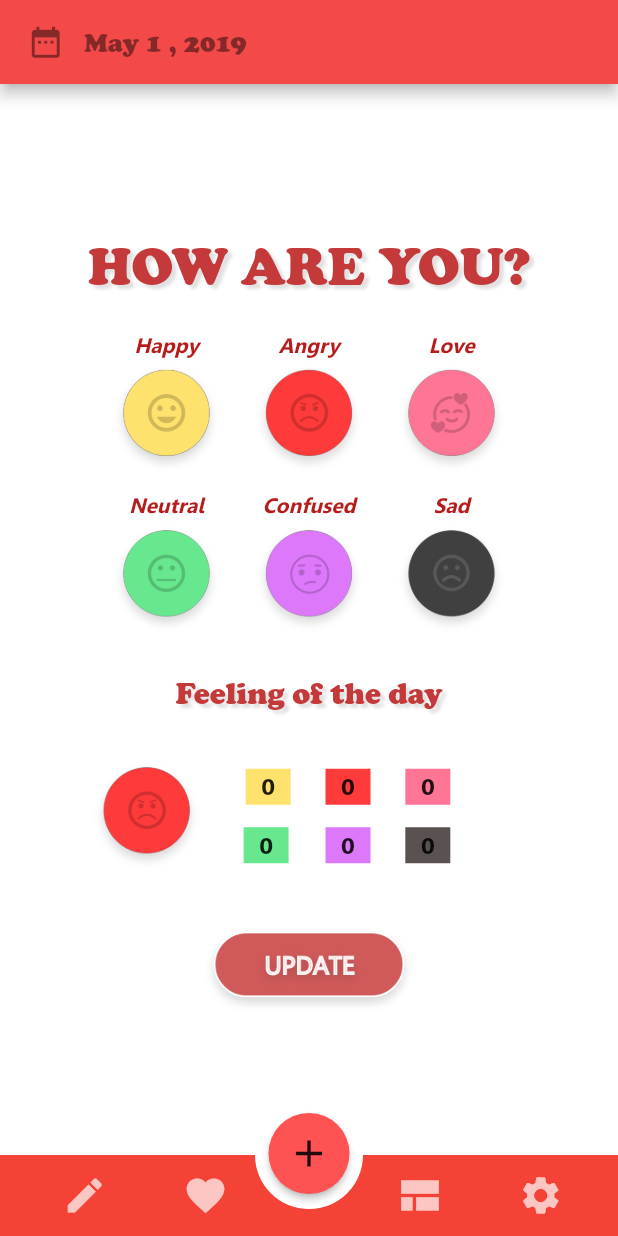
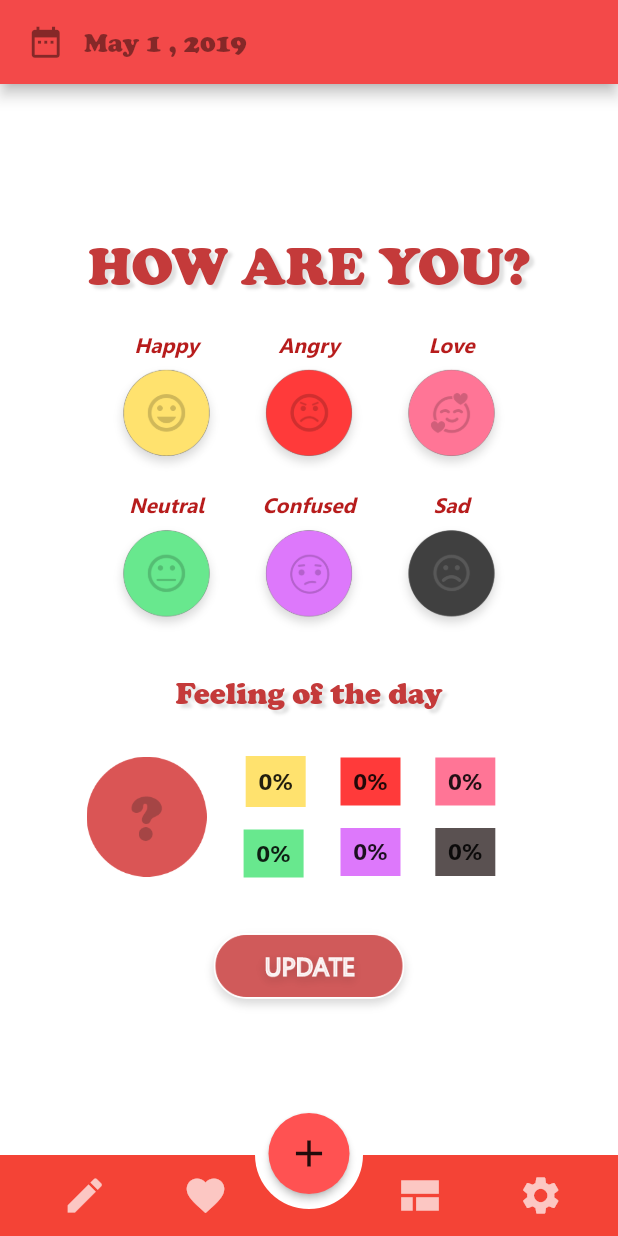
Before and after one commit to badgooooor/naikan-app, a Flutter app: the AddPixelPage screen opened by its route, on a phone screen of 412 x 824 dp. Run offline on Flutter 3.47's test engine with Material 2 defaults, Android fonts, the phone set to English and light mode, and no system bars; our stand-ins replace charts_flutter, event_bus, flutter_calendar_carousel, image_picker, month_picker_dialog; missing offline and left inert: configurable_expansion_tile, sortedmap; network calls fail.

Commit message:
Update Application
-Dialog Message in AddPixel both in edit today pixel and past pixel.
-Disable page swap action after add today pixel.

Bug Fix:
-Wrong Initial image of blank pixel in AddPixel.

```diff
--- a/lib/Page/AddPixel.dart
+++ b/lib/Page/AddPixel.dart
@@ -65,6 +65,7 @@ class _AddPixelPage extends State<AddPixelPage> {
   String _imgFinalEmotion = 'Group 36';
   List<String> _emo=[];
   Api api = new Api();
+  bool isSavable=false;
 
 
 
@@ -98,6 +99,38 @@ class _AddPixelPage extends State<AddPixelPage> {
     confused=Save.getConfused(dateInt);
     sad=Save.getSad(dateInt);
     _imgFinalEmotion = Save.getFinalEmotion(dateInt);//'Group 36';
+  }
+
+  Future setDialog(){
+    return showDialog(
+      context: context,
+      builder: (context){
+        return AlertDialog(
+          content: Text('Update Data Successful'),
+        );
+      },
+    );
+  }
+
+  Future setButtonDialog(){
+    return showDialog(
+      context: context,
+      builder: (context){
+        return AlertDialog(
+          content: Text('You will not be able to edit this data after this action\nAre you sure to continue?'),
+          actions: <Widget>[
+            FlatButton(onPressed: (){Navigator.pop(context,actionSave());}, child: Text('Sure')),
+            FlatButton(onPressed: (){Navigator.pop(context);}, child: Text('Cancel')),
+          ],
+        );
+      },
+    );
+  }
+
+  Future actionSave() async{
+    await save();
+    CalendarState().reload();
+    Navigator.pushReplacement(context, MaterialPageRoute(builder: (context) => new PixelCalendarSet()));
   }
 
 
@@ -178,7 +211,7 @@ class _AddPixelPage extends State<AddPixelPage> {
       "date" : dateInt
     };
     print('-------------save-------------');
-    if(_date==DateTime.now()) http.Response res = await api.postPixel(data);
+    if(dateInt==(DateTime.now().year*10000+DateTime.now().month*100+DateTime.now().day)) http.Response res = await api.postPixel(data);
     else http.Response res = await api.postEditPixel(data);
 //    if(res.statusCode != 200){
 //      print(res.statusCode);
@@ -482,13 +515,13 @@ class _AddPixelPage extends State<AddPixelPage> {
                               Container(
                               margin: EdgeInsets.only(
                                 left: 26),
-                              width: 30,
-                              height: 24,
+                              width: 40,
+                              height: 34,
                               color: Color(0xFFFFE26E),
                               child: Row(
                                 mainAxisAlignment: MainAxisAlignment.center,
                                 children: <Widget>[
-                                  Text(percentage(happy),style: TextStyle(
+                                  Text(percentage(happy)+'%',style: TextStyle(
                                 fontSize: 16,
                                 fontWeight: FontWeight.bold
                               ),)
@@ -501,13 +534,13 @@ class _AddPixelPage extends State<AddPixelPage> {
                           Container(
                             margin: EdgeInsets.only(
                               left: 23.21),
-                            width: 30,
-                            height: 24,
+                            width: 40,
+                            height: 32,
                             color: Color(0xFF68E88E),
                             child: Row(
                               mainAxisAlignment: MainAxisAlignment.center,
                               children: <Widget>[
-                                Text(percentage(passive),style: TextStyle(
+                                Text(percentage(passive)+'%',style: TextStyle(
                               fontSize: 16,
                               fontWeight: FontWeight.bold
                              ),)
@@ -523,13 +556,13 @@ class _AddPixelPage extends State<AddPixelPage> {
                               Container(
                             margin: EdgeInsets.only(
                               left: 23.21),
-                            width: 30,
-                            height: 24,
+                            width: 40,
+                            height: 32,
                             color: Color(0xFFFF3A3A),
                             child: Row(
                               mainAxisAlignment: MainAxisAlignment.center,
                               children: <Widget>[
-                                Text(percentage(angry),style: TextStyle(
+                                Text(percentage(angry)+'%',style: TextStyle(
                               fontSize: 16,
                               fontWeight: FontWeight.bold
                              ),)
@@ -542,13 +575,13 @@ class _AddPixelPage extends State<AddPixelPage> {
                           Container(
                             margin: EdgeInsets.only(
                               left: 23.21),
-                            width: 30,
-                            height: 24,
+                            width: 40,
+                            height: 32,
                             color: Color(0xFFDD78FB),
                             child: Row(
                               mainAxisAlignment: MainAxisAlignment.center,
                               children: <Widget>[
-                                Text(percentage(confused),style: TextStyle(
+                                Text(percentage(confused)+'%',style: TextStyle(
                               fontSize: 16,
                               fontWeight: FontWeight.bold
                              ),)
@@ -563,13 +596,13 @@ class _AddPixelPage extends State<AddPixelPage> {
                               Container(
                             margin: EdgeInsets.only(
                               left: 23.21),
-                            width: 30,
-                            height: 24,
+                            width: 40,
+                            height: 32,
                             color: Color(0xFFFF7596),
                             child: Row(
                               mainAxisAlignment: MainAxisAlignment.center,
                               children: <Widget>[
-                                Text(percentage(love),style: TextStyle(
+                                Text(percentage(love)+'%',style: TextStyle(
                               fontSize: 16,
                               fontWeight: FontWeight.bold
                              ),)
@@ -582,13 +615,13 @@ class _AddPixelPage extends State<AddPixelPage> {
                           Container(
                             margin: EdgeInsets.only(
                               left: 23.21),
-                            width: 30,
-                            height: 24,
+                            width: 40,
+                            height: 32,
                             color: Color(0xFF5A5151),
                             child: Row(
                               mainAxisAlignment: MainAxisAlignment.center,
                               children: <Widget>[
-                                Text(percentage(sad),style: TextStyle(
+                                Text(percentage(sad)+'%',style: TextStyle(
                               fontSize: 16,
                               fontWeight: FontWeight.bold
                              ),)
@@ -619,11 +652,13 @@ class _AddPixelPage extends State<AddPixelPage> {
                           //tao
                             onTap: ()async{
                             if(sad+happy+confused+passive+angry+love!=0){
-                              await save();
-                              if(_date!=DateTime.now()){
-                                CalendarState().reload();
-                                Navigator.pushReplacement(context, MaterialPageRoute(builder: (context)=> new PixelCalendarSet()));
+
+                              if(dateInt!=(DateTime.now().year*10000+DateTime.now().month*100+DateTime.now().day)) setButtonDialog();
+                              else{
+                                await save();
+                                setDialog();
                               }
+
                             }
                             else{
                               //tao implement here
--- a/lib/Page/Save.dart
+++ b/lib/Page/Save.dart
@@ -10,7 +10,7 @@ class Save{
   static Map<int,int> passive = {dateTime:0};
   static Map<int,int> confused = {dateTime:0};
   static Map<int,int> sad = {dateTime:0};
-  static Map<int,String> finalEmotion = {dateTime:'Group36'};
+  static Map<int,String> finalEmotion = {dateTime:'Group 36'};
 
   static int getHappy(int dateTime){
     return happy[dateTime];
@@ -68,7 +68,7 @@ class Save{
 
   static void setFinalEmotion(int dateTime,String value){
     if(finalEmotion.containsKey(dateTime)) finalEmotion[dateTime]=value;
-    else finalEmotion.addAll({dateTime:(value==null?'Group36':value)});
+    else finalEmotion.addAll({dateTime:(value==null?'Group 36':value)});
   }
 
   static bool isDayEmpty(DateTime date){
```
